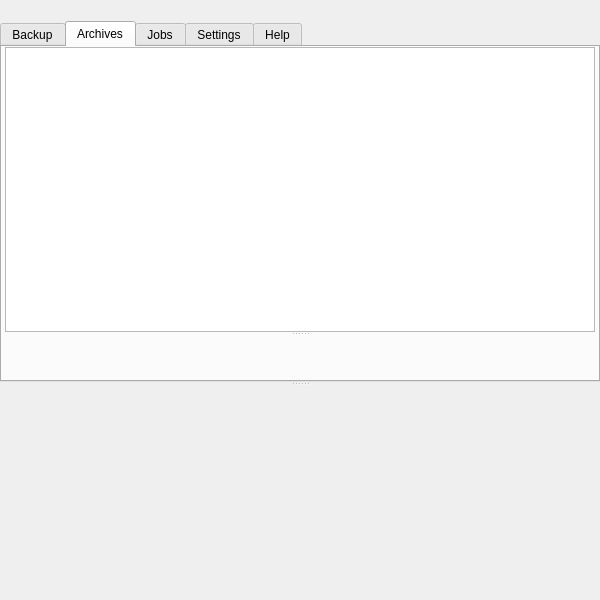
Tarsnap/tarsnap-gui, file forms/mainwindow.ui: the form before one commit.
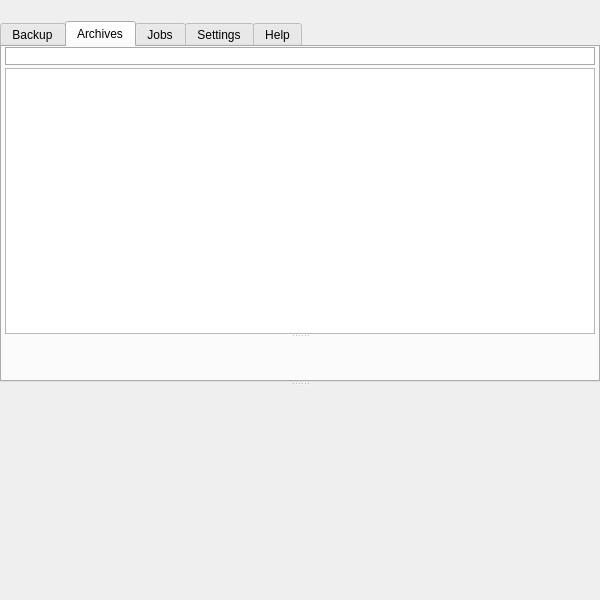
The form after the commit. The open tabs and pages were chosen to show the change. Icons and pictures are not drawn. Custom widgets are drawn as their Qt base class.

Commit message: Add search/filter UI for Archives and Jobs panes.

Diff of the .ui file:
```diff
--- a/forms/mainwindow.ui
+++ b/forms/mainwindow.ui
@@ -375,7 +375,7 @@
           </attribute>
           <layout class="QVBoxLayout" name="verticalLayout_11">
            <property name="spacing">
-            <number>0</number>
+            <number>3</number>
            </property>
            <property name="leftMargin">
             <number>3</number>
@@ -389,6 +389,37 @@
            <property name="bottomMargin">
             <number>0</number>
            </property>
+           <item>
+            <widget class="QComboBox" name="archivesFilter">
+             <property name="toolTip">
+              <string>Search and filter the Archives list</string>
+             </property>
+             <property name="styleSheet">
+              <string notr="true">QComboBox {
+border: 1px solid darkgrey;
+padding-right: 6px;
+padding-left: 6px;
+}
+
+QComboBox::drop-down {
+border: none;
+padding-right: 6px;
+}
+
+QComboBox::down-arrow {
+image:url(:/icons/caret-bottom.png);
+}
+
+QComboBox::down-arrow:on {
+top: 1px;
+left: 1px;
+}</string>
+             </property>
+             <property name="editable">
+              <bool>true</bool>
+             </property>
+            </widget>
+           </item>
            <item>
             <widget class="QWidget" name="widget_2" native="true">
              <layout class="QVBoxLayout" name="verticalLayout_12">
```
Left out of the diff: 47 changed lines with no effect on the pictures. The commit also changes 1 other file.
